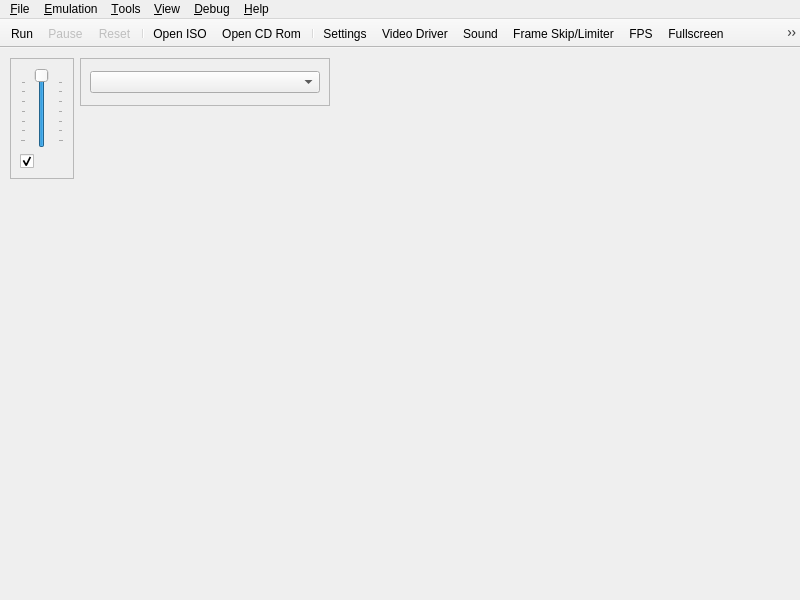
Qt form yabause/src/qt/ui/UIYabause.ui (KMFDManic/Phaenon-Xtreme) before a commit.
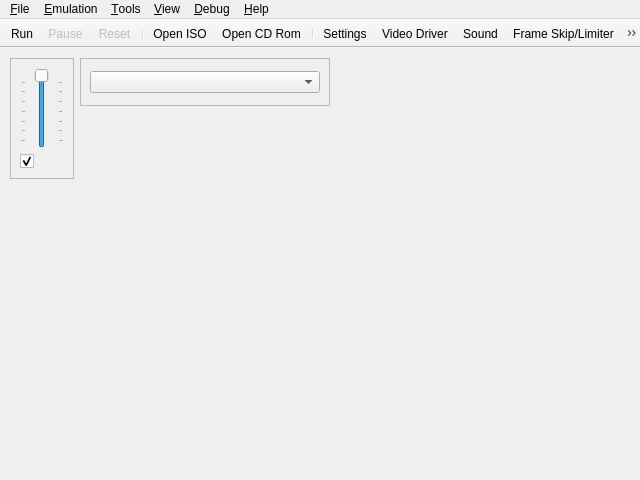
The same form after that commit. Icons and pictures are not drawn.

Diff of the .ui file:
```diff
--- a/yabause/src/qt/ui/UIYabause.ui
+++ b/yabause/src/qt/ui/UIYabause.ui
@@ -6,8 +6,8 @@
    <rect>
     <x>0</x>
     <y>0</y>
-    <width>800</width>
-    <height>600</height>
+    <width>640</width>
+    <height>480</height>
    </rect>
   </property>
   <property name="windowTitle">
@@ -123,8 +123,8 @@
     <rect>
      <x>0</x>
      <y>0</y>
-     <width>800</width>
-     <height>22</height>
+     <width>640</width>
+     <height>21</height>
     </rect>
    </property>
    <widget class="QMenu" name="mFile">
```
Left out of the diff: 55 changed lines with no effect on the pictures.
